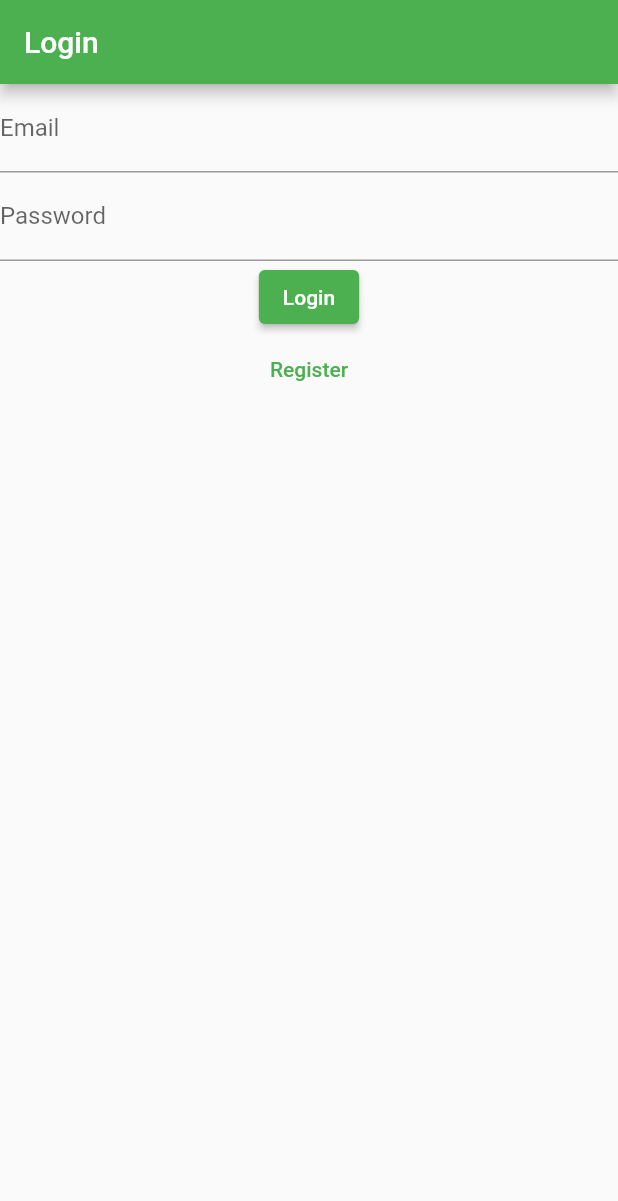
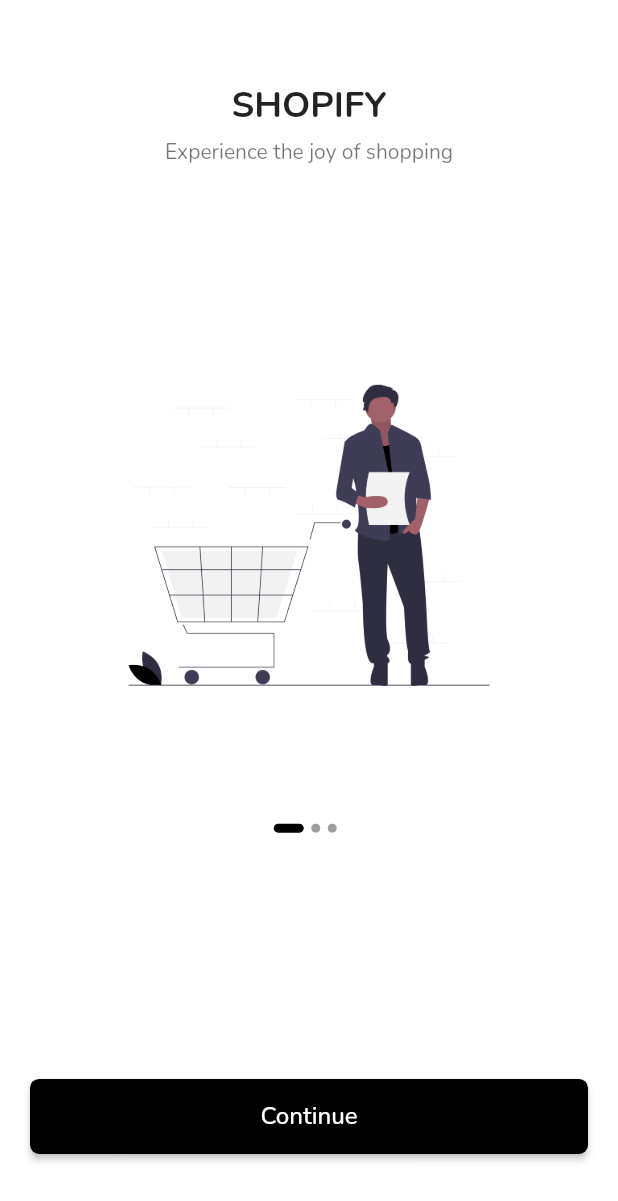
Before and after one commit to fahadimran7/sneek, a Flutter app: the screen it shows after launch, on a phone screen of 412 x 824 dp. Shown: the top 1201 px of the screen. Run offline on Flutter 3.47's test engine with Material 2 defaults, Android fonts, the phone set to English and light mode, and no system bars; our stand-ins replace cloud_firestore, firebase_auth, firebase_core, google_fonts; accounts and stored records are empty.

Commit message:
feat: complete splash screens

```diff
--- /dev/null
+++ b/lib/app/components/block_button.dart
@@ -0,0 +1,26 @@
+import 'package:flutter/material.dart';
+
+class BlockButton extends StatelessWidget {
+  const BlockButton({Key? key, required this.onPressAction}) : super(key: key);
+  final void Function()? onPressAction;
+
+  @override
+  Widget build(BuildContext context) {
+    return ElevatedButton(
+      onPressed: onPressAction,
+      style: ElevatedButton.styleFrom(
+        minimumSize: const Size.fromHeight(50),
+        shape: RoundedRectangleBorder(
+          borderRadius: BorderRadius.circular(6),
+        ),
+      ),
+      child: const Text(
+        'Continue',
+        style: TextStyle(
+          fontSize: 16,
+          color: Colors.white,
+        ),
+      ),
+    );
+  }
+}
--- /dev/null
+++ b/lib/app/helpers/constants.dart
@@ -0,0 +1,18 @@
+import 'package:flutter/material.dart';
+
+const MaterialColor primaryBlack = MaterialColor(
+  _blackPrimaryValue,
+  <int, Color>{
+    50: Color(0xFF000000),
+    100: Color(0xFF000000),
+    200: Color(0xFF000000),
+    300: Color(0xFF000000),
+    400: Color(0xFF000000),
+    500: Color(_blackPrimaryValue),
+    600: Color(0xFF000000),
+    700: Color(0xFF000000),
+    800: Color(0xFF000000),
+    900: Color(0xFF000000),
+  },
+);
+const int _blackPrimaryValue = 0xFF000000;
--- a/lib/app/views/login_screen/login_screen.dart
+++ b/lib/app/views/login_screen/login_screen.dart
@@ -13,11 +13,12 @@ class LoginScreen extends StatefulWidget {
 class _LoginScreenState extends State<LoginScreen> {
   @override
   Widget build(BuildContext context) {
-    return Scaffold(
-      appBar: AppBar(
-        title: const Text('Login'),
+    return GestureDetector(
+      onTap: () => FocusManager.instance.primaryFocus?.unfocus(),
+      child: Scaffold(
+        body: SingleChildScrollView(
+            child: SafeArea(child: Body(toggleView: widget.toggleView))),
       ),
-      body: Body(toggleView: widget.toggleView),
     );
   }
 }
--- /dev/null
+++ b/lib/app/views/on_boarding/components/body.dart
@@ -0,0 +1,99 @@
+import 'package:flutter/material.dart';
+import 'package:flutter_mvvm_project/app/views/on_boarding/components/on_boarding_content.dart';
+import 'package:flutter_mvvm_project/app/views/wrapper/authenticate.dart';
+
+import '../../../components/block_button.dart';
+
+class Body extends StatefulWidget {
+  const Body({Key? key}) : super(key: key);
+
+  @override
+  State<Body> createState() => _BodyState();
+}
+
+class _BodyState extends State<Body> {
+  int currentPage = 0;
+  List<Map<String, String>> splashData = [
+    {
+      "text": "Experience the joy of shopping",
+      "image": "assets/splash_1.png",
+    },
+    {"text": "Browse tons of unique products", "image": "assets/splash_2.png"},
+    {"text": "We show the easy way to shop", "image": "assets/splash_3.png"},
+  ];
+
+  @override
+  Widget build(BuildContext context) {
+    return SafeArea(
+      child: SizedBox(
+        width: double.infinity,
+        child: Column(
+          children: [
+            Expanded(
+              flex: 3,
+              child: Padding(
+                padding:
+                    const EdgeInsets.symmetric(vertical: 0, horizontal: 20),
+                child: PageView.builder(
+                  onPageChanged: (value) {
+                    setState(() {
+                      currentPage = value;
+                    });
+                  },
+                  itemCount: splashData.length,
+                  itemBuilder: (context, index) => SplashContent(
+                    image: splashData[index]["image"],
+                    text: splashData[index]['text'],
+                  ),
+                ),
+              ),
+            ),
+            Expanded(
+              flex: 2,
+              child: Padding(
+                padding: const EdgeInsets.symmetric(horizontal: 20),
+                child: Column(
+                  children: <Widget>[
+                    const Spacer(),
+                    Row(
+                      mainAxisAlignment: MainAxisAlignment.center,
+                      children: List.generate(
+                        splashData.length,
+                        (index) => buildDot(index: index),
+                      ),
+                    ),
+                    const Spacer(flex: 3),
+                    BlockButton(onPressAction: () => goToLoginScreen()),
+                    const Spacer(),
+                  ],
+                ),
+              ),
+            ),
+          ],
+        ),
+      ),
+    );
+  }
+
+  AnimatedContainer buildDot({int? index}) {
+    return AnimatedContainer(
+      duration: const Duration(milliseconds: 200),
+      margin: const EdgeInsets.only(right: 5),
+      height: 6,
+      width: currentPage == index ? 20 : 6,
+      decoration: BoxDecoration(
+        color: currentPage == index ? Colors.black : Colors.grey,
+        borderRadius: BorderRadius.circular(3),
+      ),
+    );
+  }
+
+  goToLoginScreen() {
+    Navigator.pushAndRemoveUntil(
+        context,
+        MaterialPageRoute(
+          builder: (_) => const Authenticate(),
+        ),
+        (Route<dynamic> route) => false);
+  }
+}
--- /dev/null
+++ b/lib/app/views/on_boarding/components/on_boarding_content.dart
@@ -0,0 +1,41 @@
+import 'package:flutter/material.dart';
+import 'package:flutter_mvvm_project/app/components/white_space.dart';
+
+class SplashContent extends StatelessWidget {
+  const SplashContent({
+    Key? key,
+    this.text,
+    this.image,
+  }) : super(key: key);
+  final String? text, image;
+
+  @override
+  Widget build(BuildContext context) {
+    return Column(
+      children: <Widget>[
+        const Spacer(
+          flex: 1,
+        ),
+        const Text(
+          "SHOPIFY",
+          style: TextStyle(
+            fontSize: 24,
+            fontWeight: FontWeight.bold,
+          ),
+        ),
+        const WhiteSpace(),
+        Text(
+          text!,
+          textAlign: TextAlign.center,
+          style: const TextStyle(color: Colors.black54),
+        ),
+        const Spacer(flex: 2),
+        Image.asset(
+          image!,
+          height: 275,
+          width: 305,
+        ),
+      ],
+    );
+  }
+}
--- /dev/null
+++ b/lib/app/views/on_boarding/on_boarding_screen.dart
@@ -0,0 +1,12 @@
+import 'package:flutter/material.dart';
+
+import 'components/body.dart';
+
+class OnBoarding extends StatelessWidget {
+  const OnBoarding({Key? key}) : super(key: key);
+
+  @override
+  Widget build(BuildContext context) {
+    return const Scaffold(body: Body());
+  }
+}
--- a/lib/main.dart
+++ b/lib/main.dart
@@ -1,10 +1,13 @@
 import 'package:firebase_auth/firebase_auth.dart';
 import 'package:firebase_core/firebase_core.dart';
 import 'package:flutter/material.dart';
+import 'package:flutter_mvvm_project/app/helpers/constants.dart';
 import 'package:flutter_mvvm_project/app/services/authentication_service.dart';
 import 'package:flutter_mvvm_project/app/services/database_service.dart';
+import 'package:flutter_mvvm_project/app/views/on_boarding/on_boarding_screen.dart';
 import 'package:flutter_mvvm_project/app/views/wrapper/authenticate.dart';
 import 'package:flutter_mvvm_project/app/views/home_screen/home_screen.dart';
+import 'package:google_fonts/google_fonts.dart';
 import 'package:provider/provider.dart';
 
 void main() async {
@@ -31,7 +34,11 @@ class MyApp extends StatelessWidget {
         title: 'Flutter Demo',
         debugShowCheckedModeBanner: false,
         theme: ThemeData(
-          primarySwatch: Colors.green,
+          primarySwatch: primaryBlack,
+          scaffoldBackgroundColor: const Color.fromARGB(255, 255, 255, 255),
+          textTheme: GoogleFonts.nunitoTextTheme(
+            Theme.of(context).textTheme,
+          ),
         ),
         home: const Layout(),
       ),
@@ -51,7 +58,7 @@ class Layout extends StatelessWidget {
         builder: (context, snapshot) {
           if (snapshot.connectionState == ConnectionState.active) {
             final User? user = snapshot.data;
-            return user == null ? const Authenticate() : const HomeScreen();
+            return user == null ? const OnBoarding() : const HomeScreen();
           } else {
             return const Scaffold(
               body: Center(
```
Also changed, not shown: lib/app/components/form_busy_button.dart (+13 -1 lines), lib/app/components/form_input_field.dart (+20 -4 lines), lib/app/components/white_space.dart (added, +36 -0 lines), lib/app/views/login_screen/components/body.dart (+24 -2 lines), lib/app/views/login_screen/components/login_form.dart (+7 -0 lines), pubspec.yaml (+4 -7 lines), assets/splash_1.png (added), assets/splash_2.jpeg (added), assets/splash_2.png (added), assets/splash_3.png (added), pubspec.lock, 1 other file.
